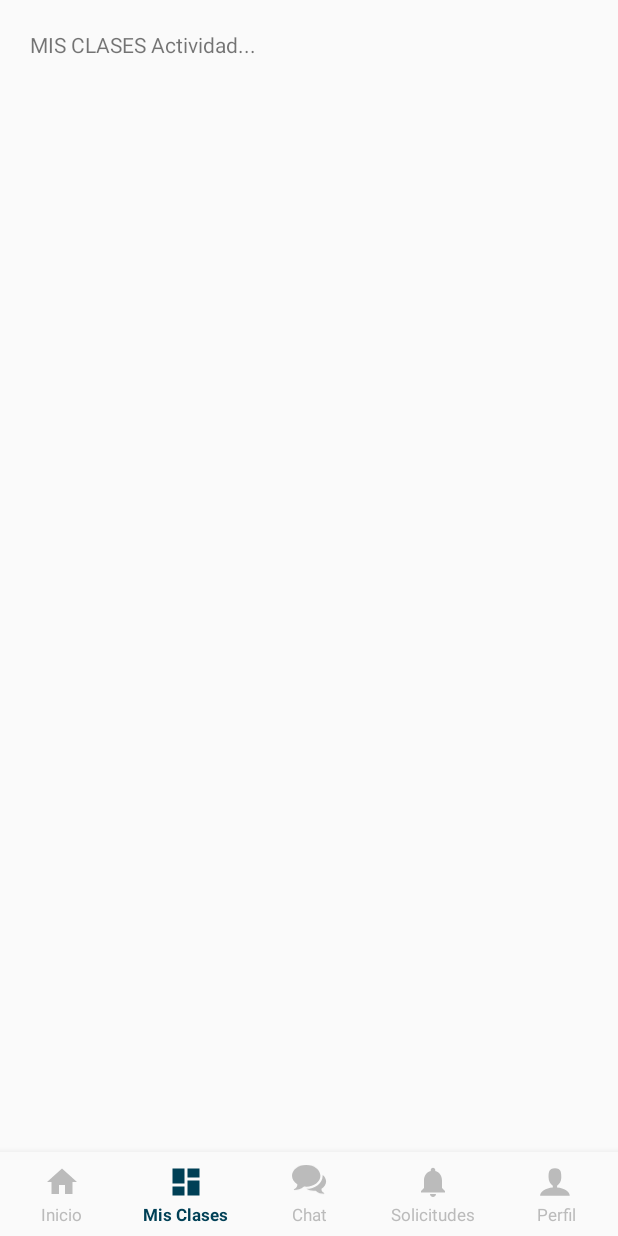
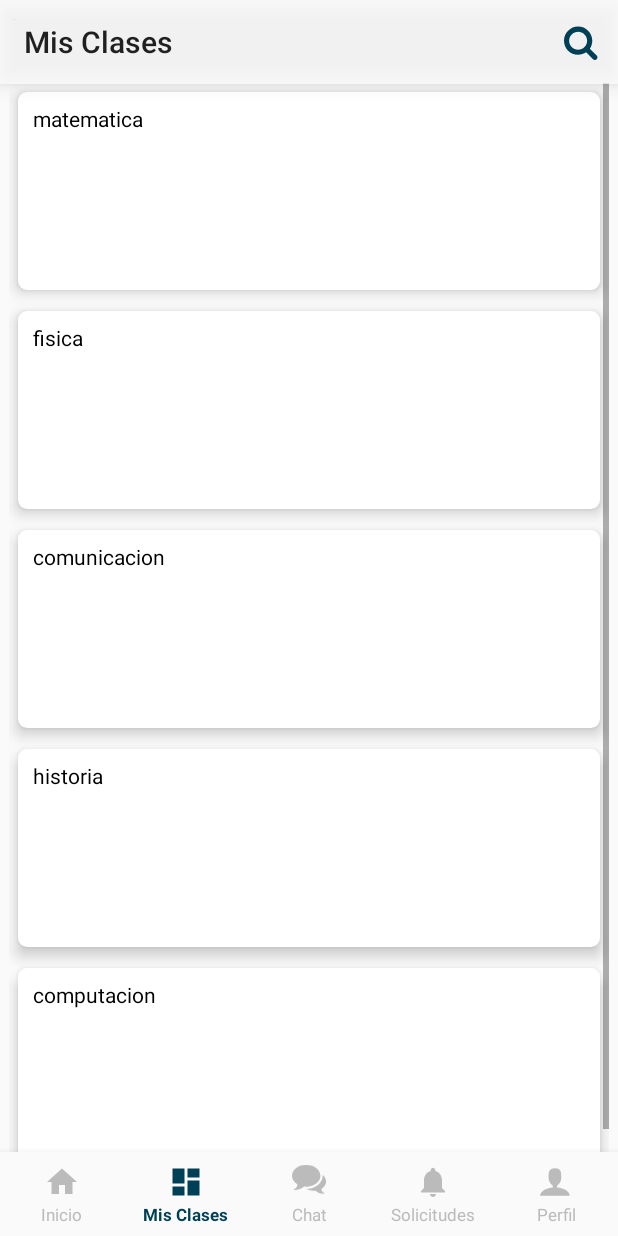
Before and after one commit to whelming/ProfesoresDomicilio, an Android app: the Inicio screen opened directly, with no data from a screen before it, item 2 of the bottom bar chosen, on a phone screen of 412 x 824 dp. Run offline under Robolectric (Android 15) with nearby library versions, the phone set to English and light mode, and no system bars.

Commit message:
Se anadio Recyclers y Cards a Inicio y MisClases Alumno

```diff
--- a/app/build.gradle
+++ b/app/build.gradle
@@ -21,10 +21,12 @@ android {
 dependencies {
     implementation fileTree(dir: 'libs', include: ['*.jar'])
     implementation 'com.android.support:appcompat-v7:28.0.0'
+    implementation 'com.android.support:cardview-v7:28.0.0'
+    implementation 'com.android.support:recyclerview-v7:28.0.0'
+    implementation 'com.android.support:design:28.0.0'
     implementation 'com.android.support.constraint:constraint-layout:1.1.3'
     implementation 'com.android.support:support-v4:28.0.0'
     testImplementation 'junit:junit:4.12'
     androidTestImplementation 'com.android.support.test:runner:1.0.2'
     androidTestImplementation 'com.android.support.test.espresso:espresso-core:3.0.2'
-    implementation 'com.android.support:design:28.0.0'
 }
--- a/app/src/main/AndroidManifest.xml
+++ b/app/src/main/AndroidManifest.xml
@@ -9,7 +9,7 @@
         android:roundIcon="@mipmap/ic_launcher_round"
         android:supportsRtl="true"
         android:theme="@style/AppTheme">
-        <activity android:name=".Solicitudes.Solicitudes"></activity>
+        <activity android:name=".Solicitudes.Solicitudes" ></activity>
         <activity android:name=".Perfil.Perfil" />
         <activity android:name=".MisClases.MisClases" />
         <activity android:name=".Inicio.Inicio" />
@@ -21,7 +21,7 @@
                 <category android:name="android.intent.category.LAUNCHER" />
             </intent-filter>
         </activity>
-        <activity android:name=".MainActivity">
+        <activity android:name=".MainActivity" >
 
         </activity>
     </application>
--- a/app/src/main/java/com/example/educasa/Inicio/Inicio.java
+++ b/app/src/main/java/com/example/educasa/Inicio/Inicio.java
@@ -1,28 +1,79 @@
 package com.example.educasa.Inicio;
 
 import android.content.Context;
-import android.support.design.widget.BottomNavigationView;
-import android.support.v7.app.AppCompatActivity;
 import android.os.Bundle;
+import android.support.v7.widget.GridLayoutManager;
+import android.support.v7.widget.LinearLayoutManager;
+import android.support.v7.widget.RecyclerView;
+import android.support.v7.widget.Toolbar;
 import android.view.Menu;
+import android.view.MenuInflater;
 import android.view.MenuItem;
+import android.widget.Toast;
+import android.support.v7.widget.SearchView;
 
+import com.example.educasa.Inicio.InicioAdapters.AdaptadorMaterias;
 import com.example.educasa.MenuBottom;
 import com.example.educasa.R;
 
 public class Inicio extends MenuBottom {
+    private RecyclerView recyclerView;
+    private RecyclerView.Adapter mAdapter;
+    private RecyclerView.LayoutManager layoutManager;
 
     @Override
     protected void onCreate(Bundle savedInstanceState) {
         super.onCreate(savedInstanceState);
         setContentView(R.layout.activity_inicio);
-        ListenerMiMenu(this, 0);
 
         // INICIO ACTIVIDAD INICIO
+
+        Toolbar toolbar = findViewById(R.id.inicio_toolbar);
+        toolbar.setTitle("Inicio");
+        setSupportActionBar(toolbar);
+        recyclerView = (RecyclerView) findViewById(R.id.inicio_recycler);
+        recyclerView.setHasFixedSize(true);
+        layoutManager = new LinearLayoutManager(this);
+        recyclerView.setLayoutManager(layoutManager);
+
+        String[] myDataset = {"matematica","fisica","comunicacion","historia","computacion","lengua","literatura","quimica","trigonometria","geometria","matematica","fisica","comunicacion","historia"};
+        mAdapter = new AdaptadorMaterias(this, myDataset);
+        recyclerView.setAdapter(mAdapter);
+
+        RecyclerView.LayoutManager mLayoutManager = new GridLayoutManager(this, 2);
+        recyclerView.setLayoutManager(mLayoutManager);
 
         // FIN ACTIVIDAD INICIO
     }
 
+    @Override
+    public boolean onCreateOptionsMenu(Menu menu) {
+        MenuInflater inflater = getMenuInflater();
+        inflater.inflate(R.menu.inicio_buscador,menu);
+        MenuItem mSearch = menu.findItem(R.id.inicio_buscar);
+        SearchView mSearchView = (SearchView) mSearch.getActionView();
+        mSearchView.setOnQueryTextListener(new SearchView.OnQueryTextListener() {
+            @Override
+            public boolean onQueryTextSubmit(String s) {
+                //fragment.FiltrarAlumnos(s);
+                Toast.makeText(Inicio.this, "submit", Toast.LENGTH_SHORT).show();
+                return false;
+            }
+            @Override
+            public boolean onQueryTextChange(String s) {
+                //fragment.FiltrarAlumnos(s);
+                return false;
+            }
+        });
+        return super.onCreateOptionsMenu(menu);
+    }
+
+    @Override
+    protected void onStart() {
+        super.onStart();
+        ListenerMiMenu(this, 0);
+        Toast.makeText(this, "START INICIO", Toast.LENGTH_SHORT).show();
+    }
     // LISTENER MENU BOTTOM NAVIGATION
     @Override
     public void ListenerMiMenu(Context cont, int numberactivity) {
--- /dev/null
+++ b/app/src/main/java/com/example/educasa/Inicio/InicioAdapters/AdaptadorMaterias.java
@@ -0,0 +1,60 @@
+package com.example.educasa.Inicio.InicioAdapters;
+
+import android.content.Context;
+import android.support.annotation.NonNull;
+import android.support.v7.widget.CardView;
+import android.support.v7.widget.RecyclerView;
+import android.view.LayoutInflater;
+import android.view.View;
+import android.view.ViewGroup;
+import android.widget.TextView;
+import android.widget.Toast;
+
+import com.example.educasa.R;
+
+public class AdaptadorMaterias extends RecyclerView.Adapter<AdaptadorMaterias.MyViewHolder> {
+    private String[] mDataset;
+    private LayoutInflater mInflater;
+    private CardView card;
+    private Context context;
+
+    public AdaptadorMaterias(Context context, String[] myDataset) {
+        mDataset = myDataset;
+        mInflater = LayoutInflater.from(context);
+        this.context = context;
+    }
+
+    public class MyViewHolder extends RecyclerView.ViewHolder {
+        public final TextView nombre;
+        public final AdaptadorMaterias AdaptadorMaterias;
+
+        public MyViewHolder(@NonNull View v, final AdaptadorMaterias adapter) {
+            super(v);
+            nombre = v.findViewById(R.id.nombre);
+            card = v.findViewById(R.id.inicio_cardview_alumnos);
+            card.setOnClickListener(new View.OnClickListener() {
+                @Override
+                public void onClick(View view) {
+                    Toast.makeText(adapter.context, nombre.getText(), Toast.LENGTH_SHORT).show();
+                }
+            });
+            AdaptadorMaterias = adapter;
+        }
+    }
+
+    @Override
+    public MyViewHolder onCreateViewHolder(ViewGroup parent, int viewType) {
+        View v = mInflater.inflate(R.layout.card_item_inicio_alumnos, parent, false);
+        return new MyViewHolder(v, this);
+    }
+
+    @Override
+    public void onBindViewHolder(MyViewHolder holder, int position) {
+        holder.nombre.setText(mDataset[position]);
+    }
+
+    @Override
+    public int getItemCount() {
+        return mDataset.length;
+    }
+}
--- a/app/src/main/java/com/example/educasa/MisClases/MisClases.java
+++ b/app/src/main/java/com/example/educasa/MisClases/MisClases.java
@@ -1,26 +1,123 @@
 package com.example.educasa.MisClases;
 
 import android.content.Context;
-import android.support.design.widget.BottomNavigationView;
-import android.support.v7.app.AppCompatActivity;
 import android.os.Bundle;
+import android.support.v7.widget.GridLayoutManager;
+import android.support.v7.widget.LinearLayoutManager;
+import android.support.v7.widget.RecyclerView;
+import android.support.v7.widget.SearchView;
+import android.support.v7.widget.Toolbar;
 import android.view.Menu;
+import android.view.MenuInflater;
 import android.view.MenuItem;
+import android.widget.TextView;
+import android.widget.Toast;
 
+import com.example.educasa.Inicio.Inicio;
+import com.example.educasa.Inicio.InicioAdapters.AdaptadorMaterias;
 import com.example.educasa.MenuBottom;
 import com.example.educasa.R;
 
 public class MisClases extends MenuBottom {
+    TextView mitexto;
+    private RecyclerView recyclerView;
+    private RecyclerView.Adapter mAdapter;
+    private RecyclerView.LayoutManager layoutManager;
 
     @Override
     protected void onCreate(Bundle savedInstanceState) {
         super.onCreate(savedInstanceState);
         setContentView(R.layout.activity_mis_clases);
-        ListenerMiMenu(this, 1);
+
+
+        //mitexto = findViewById(R.id.texto_prueba);
 
         // INICIO ACTIVIDAD MISCLASES
 
+        Toast.makeText(this, "CREATE", Toast.LENGTH_SHORT).show();
+
+        Toolbar toolbar = findViewById(R.id.misclases_toolbar);
+        toolbar.setTitle("Mis Clases");
+        setSupportActionBar(toolbar);
+        recyclerView = (RecyclerView) findViewById(R.id.misclases_recycler);
+        recyclerView.setHasFixedSize(true);
+        layoutManager = new LinearLayoutManager(this);
+        recyclerView.setLayoutManager(layoutManager);
+
+        String[] myDataset = {"matematica","fisica","comunicacion","historia","computacion"};
+        mAdapter = new AdaptadorMaterias(this, myDataset);
+        recyclerView.setAdapter(mAdapter);
+
+        //RecyclerView.LayoutManager mLayoutManager = new GridLayoutManager(this, 2);
+        //recyclerView.setLayoutManager(mLayoutManager);
+
         // FIN ACTIVIDAD MISCLASES
+    }
+
+    @Override
+    public boolean onCreateOptionsMenu(Menu menu) {
+        MenuInflater inflater = getMenuInflater();
+        inflater.inflate(R.menu.misclases_buscador,menu);
+        MenuItem mSearch = menu.findItem(R.id.misclases_buscar);
+        SearchView mSearchView = (SearchView) mSearch.getActionView();
+        mSearchView.setOnQueryTextListener(new SearchView.OnQueryTextListener() {
+            @Override
+            public boolean onQueryTextSubmit(String s) {
+                //fragment.FiltrarAlumnos(s);
+                Toast.makeText(MisClases.this, "submit", Toast.LENGTH_SHORT).show();
+                return false;
+            }
+            @Override
+            public boolean onQueryTextChange(String s) {
+                //fragment.FiltrarAlumnos(s);
+                return false;
+            }
+        });
+        return super.onCreateOptionsMenu(menu);
+    }
+
+    @Override
+    public void onSaveInstanceState(Bundle outState) {
+        super.onSaveInstanceState(outState);
+        outState.putString("message", "Pagina recargada");
+    }
+
+    @Override
+    public void onRestoreInstanceState(Bundle savedInstanceState) {
+        super.onRestoreInstanceState(savedInstanceState);
+        String myString = savedInstanceState.getString("message");
+        //mitexto.setText(myString);
+    }
+
+    @Override
+    protected void onStart() {
+        super.onStart();
+        ListenerMiMenu(this, 1);
+        Toast.makeText(this, "START MIS CLASES", Toast.LENGTH_SHORT).show();
+    }
+
+    @Override
+    protected void onStop() {
+        super.onStop();
+        Toast.makeText(this, "STOP", Toast.LENGTH_SHORT).show();
+    }
+
+    @Override
+    protected void onResume() {
+        super.onResume();
+        Toast.makeText(this, "RESUME", Toast.LENGTH_SHORT).show();
+    }
+
+    @Override
+    protected void onPause() {
+        super.onPause();
+        Toast.makeText(this, "PAUSE", Toast.LENGTH_SHORT).show();
+    }
+
+    @Override
+    protected void onDestroy() {
+        super.onDestroy();
+        Toast.makeText(this, "DESTROY", Toast.LENGTH_SHORT).show();
     }
 
     // LISTENER MENU BOTTOM NAVIGATION
@@ -28,4 +125,6 @@ public class MisClases extends MenuBottom {
     public void ListenerMiMenu(Context cont, int numberactivity) {
         super.ListenerMiMenu(cont,numberactivity);
     }
+
+
 }
--- /dev/null
+++ b/app/src/main/res/drawable/ic_inicio_search_24dp.xml
@@ -0,0 +1,9 @@
+<vector xmlns:android="http://schemas.android.com/apk/res/android"
+    android:width="24dp"
+    android:height="24dp"
+    android:viewportWidth="28.0"
+    android:viewportHeight="28.0">
+    <path
+        android:fillColor="@color/colorBlue"
+        android:pathData="M18 13c0-3.859-3.141-7-7-7s-7 3.141-7 7 3.141 7 7 7 7-3.141 7-7zM26 26c0 1.094-0.906 2-2 2-0.531 0-1.047-0.219-1.406-0.594l-5.359-5.344c-1.828 1.266-4.016 1.937-6.234 1.937-6.078 0-11-4.922-11-11s4.922-11 11-11 11 4.922 11 11c0 2.219-0.672 4.406-1.937 6.234l5.359 5.359c0.359 0.359 0.578 0.875 0.578 1.406z" />
+</vector>
--- a/app/src/main/res/layout/activity_mis_clases.xml
+++ b/app/src/main/res/layout/activity_mis_clases.xml
@@ -6,26 +6,30 @@
     android:layout_height="match_parent"
     tools:context=".MisClases.MisClases">
 
-    <ScrollView
-        android:id="@+id/scrollviewChat"
+    <android.support.v7.widget.RecyclerView
+        android:id="@+id/misclases_recycler"
         android:layout_width="match_parent"
-        android:layout_height="match_parent">
+        android:layout_height="match_parent"
+        android:scrollbars="vertical"
+        app:layout_constraintTop_toBottomOf="@+id/misclases_toolbar"
+        android:layout_marginStart="6dp"
+        android:layout_marginEnd="6dp"
+        android:layout_marginTop="55dp"
+        android:layout_marginBottom="55dp"
+        />
 
-        <LinearLayout
-            android:layout_width="match_parent"
-            android:layout_height="match_parent"
-            android:orientation="vertical"
-            android:paddingBottom="60sp">
-
-            <TextView
-                android:layout_width="match_parent"
-                android:layout_height="wrap_content"
-                android:padding="20sp"
-                android:text="MIS CLASES Actividad..." />
-
-        </LinearLayout>
-
-    </ScrollView>
+    <android.support.v7.widget.Toolbar
+        android:id="@+id/misclases_toolbar"
+        android:layout_width="match_parent"
+        android:layout_height="wrap_content"
+        android:background="@color/colorPrimaryAlpha"
+        android:minHeight="?attr/actionBarSize"
+        android:elevation="8dp"
+        app:layout_constraintEnd_toEndOf="parent"
+        app:layout_constraintHorizontal_bias="0.0"
+        app:layout_constraintStart_toStartOf="parent"
+        app:layout_constraintTop_toTopOf="parent"
+        app:layout_constraintVertical_bias="0.0" />
 
     <include layout="@layout/menuxml"/>
 </android.support.constraint.ConstraintLayout>
--- /dev/null
+++ b/app/src/main/res/layout/card_item_inicio_alumnos.xml
@@ -0,0 +1,39 @@
+<?xml version="1.0" encoding="utf-8"?>
+<android.support.v7.widget.CardView xmlns:card_view="http://schemas.android.com/apk/res-auto"
+    xmlns:android="http://schemas.android.com/apk/res/android"
+    android:id="@+id/inicio_cardview_alumnos"
+    android:orientation="vertical"
+    android:layout_width="match_parent"
+    android:layout_height="132dp"
+    android:padding="10dp"
+    card_view:cardElevation="6dp"
+    card_view:cardCornerRadius="6dp"
+    android:layout_marginStart="6dp"
+    android:layout_marginEnd="6dp"
+    android:layout_marginTop="6dp"
+    android:layout_marginBottom="8dp"
+    android:clickable="true"
+    android:focusable="true"
+    card_view:cardBackgroundColor="@color/cardview_light_background"
+    android:foreground="?android:attr/selectableItemBackground">
+
+
+    <RelativeLayout
+        android:layout_width="match_parent"
+        android:layout_height="124dp">
+        <TextView
+            android:id="@+id/nombre"
+            android:layout_width="146dp"
+            android:layout_height="38dp"
+            android:layout_alignParentTop="true"
+            android:layout_marginStart="10dp"
+            android:layout_marginTop="8dp"
+            android:layout_marginBottom="0dp"
+            android:text="nombreee"
+            android:textColor="#000" />
+
+
+
+    </RelativeLayout>
+
+</android.support.v7.widget.CardView>
--- /dev/null
+++ b/app/src/main/res/menu/inicio_buscador.xml
@@ -0,0 +1,10 @@
+<?xml version="1.0" encoding="utf-8"?>
+<menu xmlns:app="http://schemas.android.com/apk/res-auto"
+    xmlns:android="http://schemas.android.com/apk/res/android">
+    <item android:id="@+id/inicio_buscar"
+        android:title="Buscar"
+        android:icon="@drawable/ic_inicio_search_24dp"
+        app:showAsAction="collapseActionView|ifRoom"
+        app:actionViewClass="android.support.v7.widget.SearchView" />
+</menu>
+    <!--android:icon="@android:drawable/ic_menu_search"-->
--- /dev/null
+++ b/app/src/main/res/menu/misclases_buscador.xml
@@ -0,0 +1,10 @@
+<?xml version="1.0" encoding="utf-8"?>
+<menu xmlns:app="http://schemas.android.com/apk/res-auto"
+    xmlns:android="http://schemas.android.com/apk/res/android">
+    <item android:id="@+id/misclases_buscar"
+        android:title="Buscar"
+        android:icon="@drawable/ic_inicio_search_24dp"
+        app:showAsAction="collapseActionView|ifRoom"
+        app:actionViewClass="android.support.v7.widget.SearchView" />
+</menu>
+    <!--android:icon="@android:drawable/ic_menu_search"-->
--- a/app/src/main/res/values/colors.xml
+++ b/app/src/main/res/values/colors.xml
@@ -1,8 +1,10 @@
 <?xml version="1.0" encoding="utf-8"?>
 <resources>
-    <color name="colorPrimary">#008577</color>
+    <color name="colorPrimary">#022938</color>
     <color name="colorPrimaryDark">#004056</color>
     <color name="colorAccent">#D81B60</color>
+
+    <color name="colorPrimaryAlpha">#AEFFFFFF</color>
 
     <color name="colorBlue">#004056</color>
 
```
Also changed, not shown: app/src/main/java/com/example/educasa/Chat/Chat.java (+8 -1 lines), app/src/main/java/com/example/educasa/MenuBottom.java (+8 -0 lines), app/src/main/java/com/example/educasa/MisClases/MisClasesAdapters/AdaptadorMisClases.java (added, +60 -0 lines), app/src/main/java/com/example/educasa/Perfil/Perfil.java (+8 -2 lines), app/src/main/java/com/example/educasa/Solicitudes/Solicitudes.java (+8 -1 lines), app/src/main/res/layout/activity_inicio.xml (+34 -17 lines), app/src/main/res/layout/card_item_misclases_alumnos.xml (added, +39 -0 lines).
